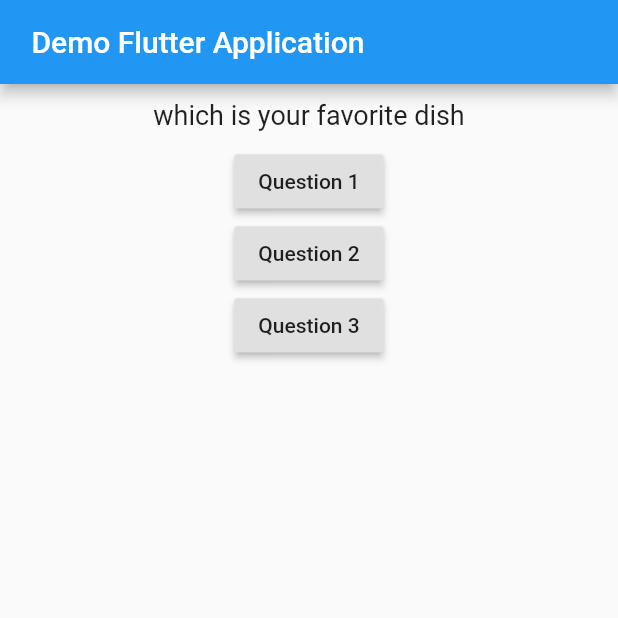
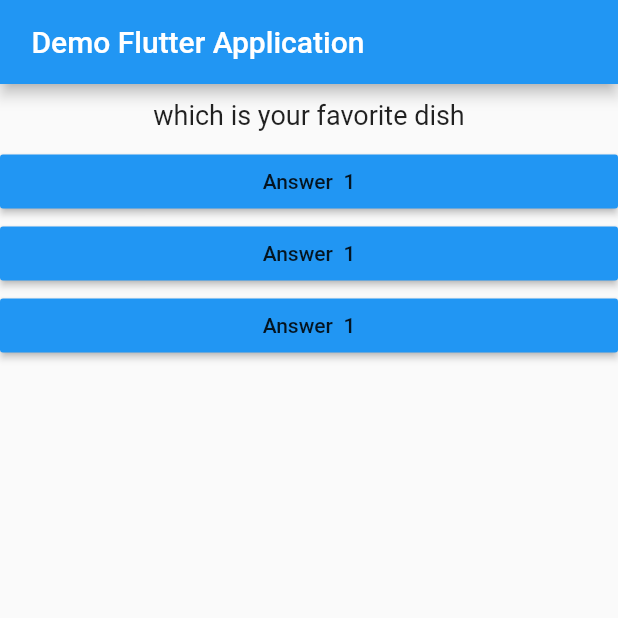
Before and after one commit to VinayTShetty/Flutter, a Flutter app: the screen it shows after launch, on a phone screen of 412 x 824 dp, the top half of it. Run offline on Flutter 3.47's test engine with Material 2 defaults, Android fonts, the light colour scheme and no system bars.

Commit message:
Passing CallBack Function around.

```diff
--- a/FlutterApp/flutter_course_project/lib/answer.dart
+++ b/FlutterApp/flutter_course_project/lib/answer.dart
@@ -1,16 +1,19 @@
 import 'package:flutter/material.dart';
 
 class Answer extends StatelessWidget {
+  final Function selectedHadler;
+  Answer(this.selectedHadler);
+
   @override
   Widget build(BuildContext context) {
     // TODO: implement build
     return Container(
-      width: double.infinity,
-      child: RaisedButton(
-        color: Colors.blue,
-        child: Text('Answer  1'),
-        onPressed: )
-
-    );
+        width: double.infinity,
+        child: RaisedButton(
+            color: Colors.blue,
+            child: Text('Answer  1'),
+            onPressed: () {
+              selectedHadler;
+            }));
   }
 }
--- a/FlutterApp/flutter_course_project/lib/main.dart
+++ b/FlutterApp/flutter_course_project/lib/main.dart
@@ -1,5 +1,7 @@
 import 'package:flutter/material.dart';
 import './question.dart';
+import './answer.dart';
+
 /**
  * Application removed blck background containing only White space.
  */
@@ -38,16 +40,14 @@ class _UiAppState extends State<DemoApp> {
             appBar: AppBar(title: Text(' Demo Flutter Application ')),
             body: Column(children: [
               Question(question[questionIndex]),
-              RaisedButton(child: Text('Question 1'), onPressed: answerQuestion),
-              RaisedButton(child: Text('Question 2'),onPressed: () {print('Mutliple Function 1');print('Mutliple Function 2');print('Mutliple Function 3');}),
-              RaisedButton(child: Text('Question 3'),onPressed: () => print('Arrow Function'))
-              ])
-              )
-              );
+              Answer(_answerQuestion),
+              Answer(_answerQuestion),
+              Answer(_answerQuestion)
+            ])));
   }
 
   var questionIndex = 0;
-  void answerQuestion() {
+  void _answerQuestion() {
     setState(() {
       questionIndex = 0;
       questionIndex = questionIndex + 1;
```
